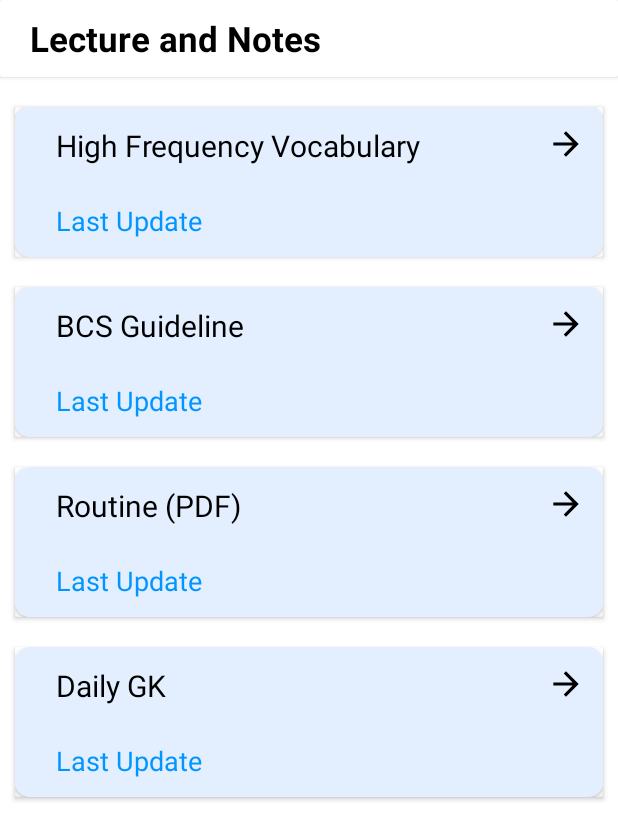
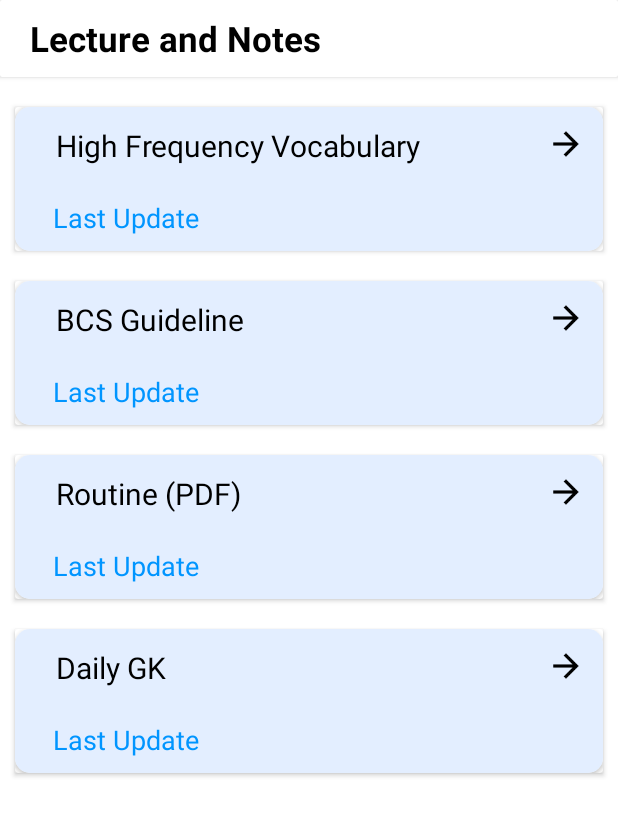
Before and after one commit to emon2002926/BcsPro, an Android app: the ActivityLectureAndNote screen opened directly, with no data from a screen before it, on a phone screen of 412 x 824 dp. Shown: the top 840 px of the screen. Run offline under Robolectric (Android 15) with nearby library versions, the phone set to English and light mode, and no system bars; network calls fail.

Commit message:
some minor tweeks on ui

```diff
--- a/app/src/main/res/layout/activity_lecture_and_note.xml
+++ b/app/src/main/res/layout/activity_lecture_and_note.xml
@@ -105,7 +105,7 @@
                     android:layout_height="wrap_content"
                     android:layout_gravity="center_vertical"
                     android:orientation="horizontal"
-                    android:padding="12dp"
+                    android:padding="10dp"
                     >
                     <TextView
                         android:layout_width="match_parent"
@@ -194,7 +194,7 @@
                     android:layout_height="wrap_content"
                     android:layout_gravity="center_vertical"
                     android:orientation="horizontal"
-                    android:padding="12dp"
+                    android:padding="10dp"
                     >
                     <TextView
                         android:layout_width="match_parent"
@@ -284,7 +284,7 @@
                     android:layout_height="wrap_content"
                     android:layout_gravity="center_vertical"
                     android:orientation="horizontal"
-                    android:padding="12dp"
+                    android:padding="10dp"
                     >
                     <TextView
                         android:layout_width="match_parent"
@@ -373,7 +373,7 @@
                     android:layout_height="wrap_content"
                     android:layout_gravity="center_vertical"
                     android:orientation="horizontal"
-                    android:padding="12dp"
+                    android:padding="10dp"
                     >
                     <TextView
                         android:layout_width="match_parent"
--- a/app/src/main/res/layout/fragment_home.xml
+++ b/app/src/main/res/layout/fragment_home.xml
@@ -309,6 +309,7 @@
                             android:elevation="4dp"
                             app:cardCornerRadius="10dp"
                             android:layout_weight="1"
+                            android:id="@+id/CvImportantQuestion"
                         >
 
 
```
Also changed, not shown: app/src/main/java/com/example/recreatequize/QuestionListActivity.java (+5 -5 lines), app/src/main/java/com/example/recreatequize/fragment/HomeFragment.java (+13 -2 lines), app/src/main/res/layout/bcs_question_bank.xml (+4 -5 lines).
